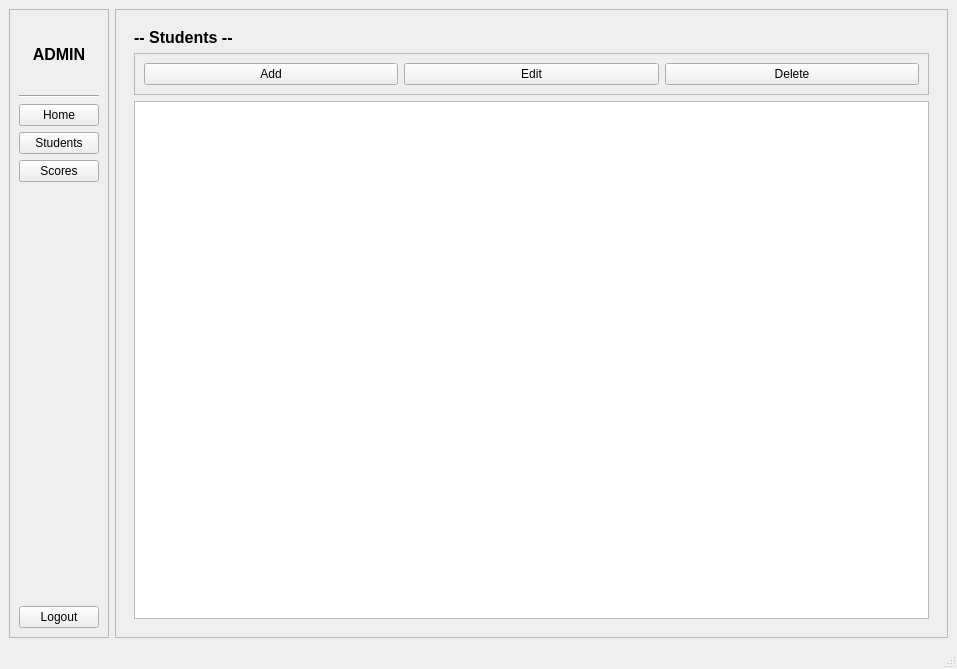
This is ui/admin.ui in LODNight/QT_school_lms as Qt 5 draws it before an edit. The edited form follows.
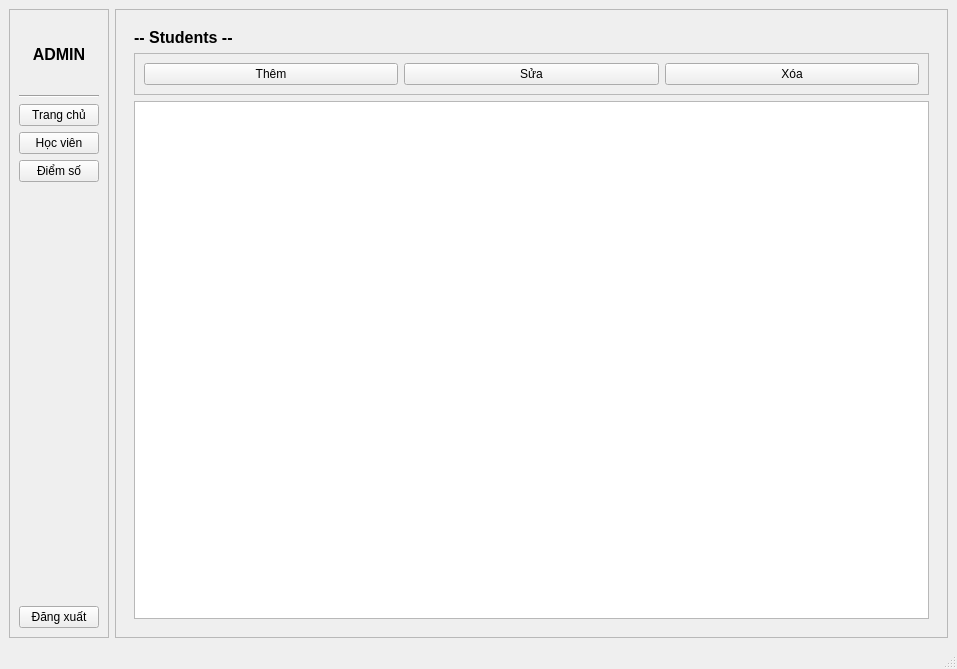
This is the edited form.

```diff
--- a/ui/admin.ui
+++ b/ui/admin.ui
@@ -63,21 +63,21 @@
        <item>
         <widget class="QPushButton" name="btnHome">
          <property name="text">
-          <string>Home</string>
+          <string>Trang chủ</string>
          </property>
         </widget>
        </item>
        <item>
         <widget class="QPushButton" name="btnStudent">
          <property name="text">
-          <string>Students</string>
+          <string>Học viên</string>
          </property>
         </widget>
        </item>
        <item>
         <widget class="QPushButton" name="btnScore">
          <property name="text">
-          <string>Scores</string>
+          <string>Điểm số</string>
          </property>
         </widget>
        </item>
@@ -97,7 +97,7 @@
        <item>
         <widget class="QPushButton" name="btnLogout">
          <property name="text">
-          <string>Logout</string>
+          <string>Đăng xuất</string>
          </property>
         </widget>
        </item>
@@ -167,21 +167,21 @@
               <item>
                <widget class="QPushButton" name="btnAdd">
                 <property name="text">
-                 <string>Add</string>
+                 <string>Thêm</string>
                 </property>
                </widget>
               </item>
               <item>
                <widget class="QPushButton" name="btnEdit">
                 <property name="text">
-                 <string>Edit</string>
+                 <string>Sửa</string>
                 </property>
                </widget>
               </item>
               <item>
                <widget class="QPushButton" name="btnDelete">
                 <property name="text">
-                 <string>Delete</string>
+                 <string>Xóa</string>
                 </property>
                </widget>
               </item>
```
Left out of the diff: 6 changed lines with no effect on the pictures.
